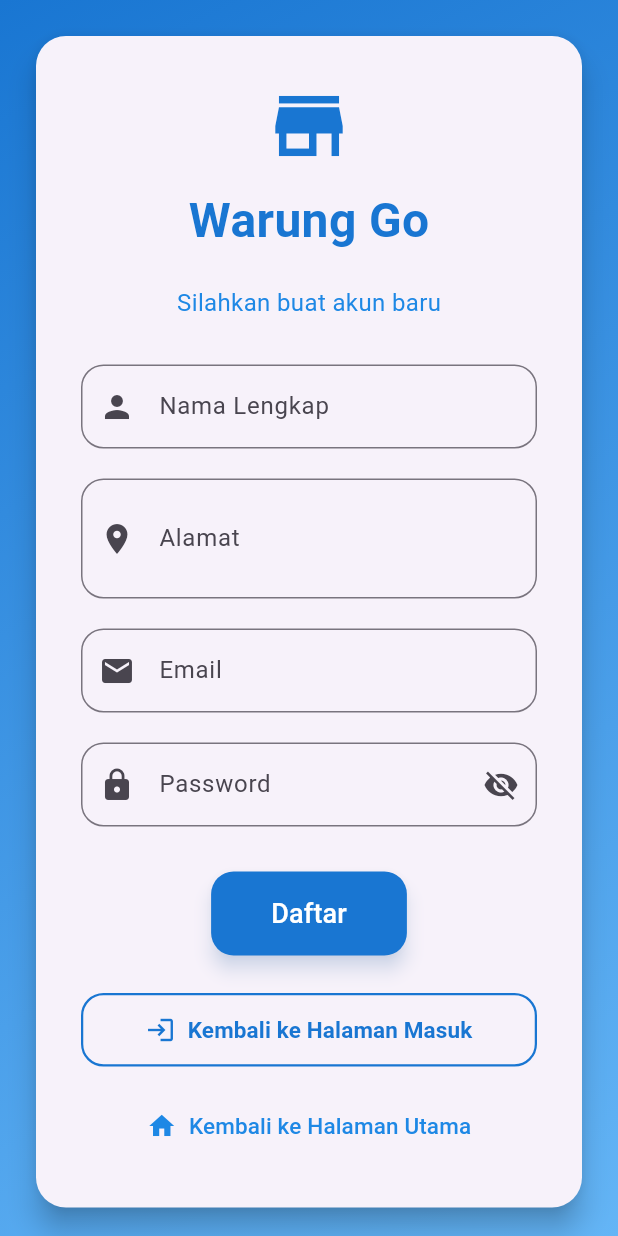
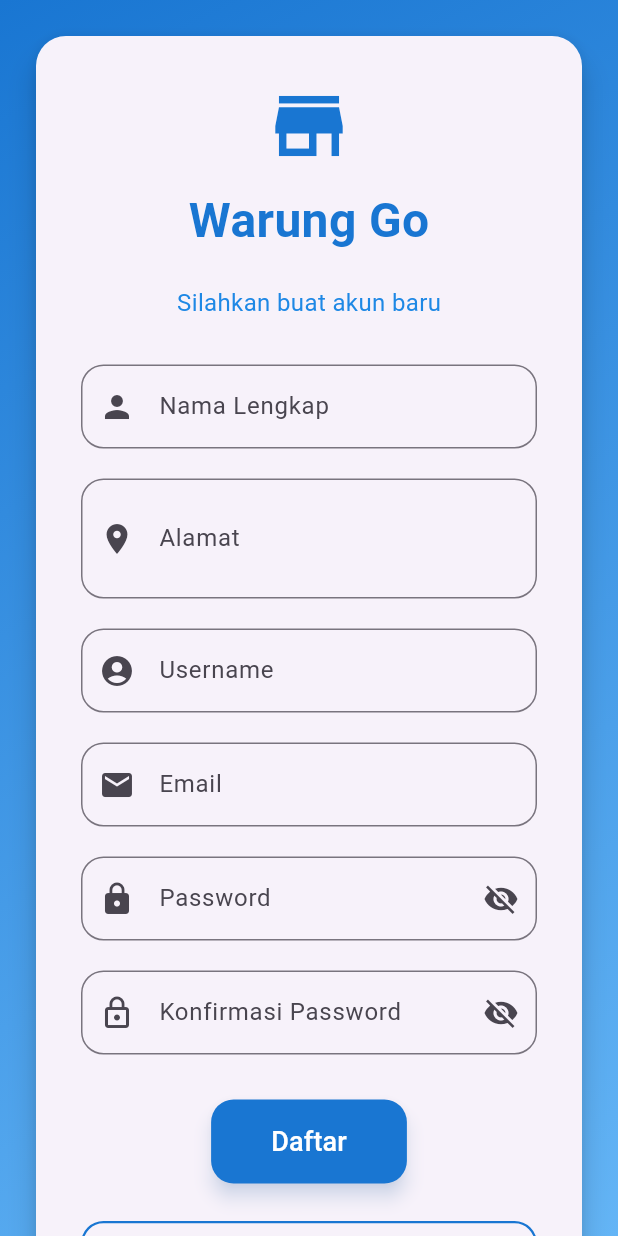
Before and after one commit to kresna12345prass/LKS_PRASSETYA_KRESNA_SMK_BAKTI_NUSANTARA_666, a Flutter app: the RegisterScreen screen opened by its route, on a phone screen of 412 x 824 dp. Run offline on Flutter 3.47's test engine with Material 3 defaults, Android fonts, the phone set to English and light mode, and no system bars; our stand-ins replace pdf, shared_preferences, sqflite; accounts and stored records are empty.

Commit message:
Update Terbaru

```diff
--- a/lib/main.dart
+++ b/lib/main.dart
@@ -13,6 +13,8 @@ void main() async {
 }
 
 class MyApp extends StatelessWidget {
+  const MyApp({super.key});
+
   @override
   Widget build(BuildContext context) {
     return MaterialApp(
--- a/lib/screens/history_screen.dart
+++ b/lib/screens/history_screen.dart
@@ -4,7 +4,7 @@ import 'main_screen.dart';
 class HistoryScreen extends StatelessWidget {
   final List<Transaction> history;
 
-  HistoryScreen({required this.history});
+  const HistoryScreen({super.key, required this.history});
 
   // Helper function to format currency with thousand separators
   String _formatCurrency(double amount) {
--- a/lib/screens/register_screen.dart
+++ b/lib/screens/register_screen.dart
@@ -3,17 +3,22 @@ import 'login_screen.dart';
 import '../database/database_helper.dart';
 
 class RegisterScreen extends StatefulWidget {
+  const RegisterScreen({super.key});
+
   @override
-  _RegisterScreenState createState() => _RegisterScreenState();
+  State<RegisterScreen> createState() => _RegisterScreenState();
 }
 
 class _RegisterScreenState extends State<RegisterScreen> {
   final _formKey = GlobalKey<FormState>();
   final _namaController = TextEditingController();
   final _alamatController = TextEditingController();
+  final _usernameController = TextEditingController();
   final _emailController = TextEditingController();
   final _passwordController = TextEditingController();
+  final _confirmPasswordController = TextEditingController();
   bool _isPasswordVisible = false;
+  bool _isConfirmPasswordVisible = false;
   bool _isLoading = false;
 
   void _register() async {
@@ -23,20 +28,24 @@ class _RegisterScreenState extends State<RegisterScreen> {
         await DatabaseHelper.instance.createUser({
           'nama': _namaController.text,
           'alamat': _alamatController.text,
-          'username': _emailController.text,
+          'username': _usernameController.text,
           'password': _passwordController.text,
           'created_at': DateTime.now().toIso8601String(),
         });
         setState(() => _isLoading = false);
+        if (mounted) {
           ScaffoldMessenger.of(context).showSnackBar(
             SnackBar(content: Text('Registrasi berhasil!')),
           );
           Navigator.pushReplacementNamed(context, '/login');
+        }
       } catch (e) {
         setState(() => _isLoading = false);
+        if (mounted) {
           ScaffoldMessenger.of(context).showSnackBar(
-          SnackBar(content: Text('Email sudah terdaftar')),
+            SnackBar(content: Text('Username sudah terdaftar')),
           );
+        }
       }
     }
   }
@@ -45,8 +54,10 @@ class _RegisterScreenState extends State<RegisterScreen> {
   void dispose() {
     _namaController.dispose();
     _alamatController.dispose();
+    _usernameController.dispose();
     _emailController.dispose();
     _passwordController.dispose();
+    _confirmPasswordController.dispose();
     super.dispose();
   }
 
@@ -133,6 +144,25 @@ class _RegisterScreenState extends State<RegisterScreen> {
                           ),
                           SizedBox(height: 20),
                           TextFormField(
+                            controller: _usernameController,
+                            decoration: InputDecoration(
+                              labelText: "Username",
+                              border: OutlineInputBorder(
+                                borderRadius: BorderRadius.circular(15),
+                              ),
+                              prefixIcon: Icon(Icons.account_circle),
+                            ),
+                            validator: (value) {
+                              if (value == null || value.isEmpty) {
+                                return "Masukkan username";
+                              } else if (value.length < 4) {
+                                return "Username minimal 4 karakter";
+                              }
+                              return null;
+                            },
+                          ),
+                          SizedBox(height: 20),
+                          TextFormField(
                             controller: _emailController,
                             keyboardType: TextInputType.emailAddress, // Tambahkan ini untuk keyboard email
                             decoration: InputDecoration(
@@ -184,6 +214,37 @@ class _RegisterScreenState extends State<RegisterScreen> {
                               return null;
                             },
                           ),
+                          SizedBox(height: 20),
+                          TextFormField(
+                            controller: _confirmPasswordController,
+                            obscureText: !_isConfirmPasswordVisible,
+                            decoration: InputDecoration(
+                              labelText: "Konfirmasi Password",
+                              border: OutlineInputBorder(
+                                borderRadius: BorderRadius.circular(15),
+                              ),
+                              prefixIcon: Icon(Icons.lock_outline),
+                              suffixIcon: IconButton(
+                                icon: Icon(
+                                  _isConfirmPasswordVisible
+                                      ? Icons.visibility
+                                      : Icons.visibility_off,
+                                ),
+                                onPressed: () {
+                                  setState(() =>
+                                      _isConfirmPasswordVisible = !_isConfirmPasswordVisible);
+                                },
+                              ),
+                            ),
+                            validator: (value) {
+                              if (value == null || value.isEmpty) {
+                                return "Masukkan konfirmasi password";
+                              } else if (value != _passwordController.text) {
+                                return "Password tidak cocok";
+                              }
+                              return null;
+                            },
+                          ),
                         ],
                       ),
                     ),
@@ -216,7 +277,7 @@ class _RegisterScreenState extends State<RegisterScreen> {
                           ),
                     SizedBox(height: 25),
                     // Tombol Kembali ke Login (Dipercantik)
-                    Container(
+                    SizedBox(
                       width: double.infinity,
                       child: OutlinedButton.icon(
                         onPressed: () => Navigator.pushReplacement(
@@ -247,7 +308,7 @@ class _RegisterScreenState extends State<RegisterScreen> {
                     ),
                     SizedBox(height: 15),
                     // Tombol Kembali ke Halaman Utama (Dipercantik)
-                    Container(
+                    SizedBox(
                       width: double.infinity,
                       child: TextButton.icon(
                         onPressed: () =>
--- a/lib/screens/welcome_screen.dart
+++ b/lib/screens/welcome_screen.dart
@@ -2,6 +2,8 @@ import 'dart:math';
 import 'package:flutter/material.dart';
 
 class WelcomeScreen extends StatelessWidget {
+  const WelcomeScreen({super.key});
+
   @override
   Widget build(BuildContext context) {
     return Scaffold(
@@ -198,7 +200,7 @@ class _AnimatedTextContent extends StatelessWidget {
 class _AuthButtons extends StatelessWidget {
   final BuildContext context;
 
-  _AuthButtons(this.context);
+  const _AuthButtons(this.context);
 
   @override
   Widget build(BuildContext context) {
--- a/lib/widgets/custom_bottom_navigation_bar.dart
+++ b/lib/widgets/custom_bottom_navigation_bar.dart
@@ -4,7 +4,7 @@ class CustomBottomNavigationBar extends StatelessWidget {
   final int currentIndex;
   final Function(int) onTap;
 
-  CustomBottomNavigationBar({required this.currentIndex, required this.onTap});
+  const CustomBottomNavigationBar({super.key, required this.currentIndex, required this.onTap});
 
   @override
   Widget build(BuildContext context) {
--- a/lib/widgets/product_card.dart
+++ b/lib/widgets/product_card.dart
@@ -8,13 +8,13 @@ class ProductCard extends StatelessWidget {
   final VoidCallback onTap;
 
   const ProductCard({
+    super.key,
     required this.productName,
     required this.productImage,
     required this.productPrice,
     this.productCategory,
     required this.onTap,
-    Key? key,
-  }) : super(key: key);
+  });
 
   @override
   Widget build(BuildContext context) {
--- a/pubspec.yaml
+++ b/pubspec.yaml
@@ -35,6 +35,8 @@ dependencies:
   path_provider: ^2.1.1
   fluttertoast: ^8.2.2
   flutter_launcher_icons: ^0.14.4
+  shared_preferences: ^2.2.2
+  pdf: ^3.10.0
   # The following adds the Cupertino Icons font to your application.
   # Use with the CupertinoIcons class for iOS style icons.
   cupertino_icons: ^1.0.8
```
Also changed, not shown: lib/database/database_helper.dart (+17 -3 lines), lib/screens/home_screen.dart (+4 -3 lines), lib/screens/login_screen.dart (+18 -6 lines), lib/screens/main_screen.dart (+17 -8 lines), lib/screens/order_screen.dart (+39 -10 lines), lib/screens/settings_screen.dart (+16 -5 lines), lib/screens/splash_screen.dart (+6 -2 lines), lib/utils/pdf_helper.dart (added, +210 -0 lines), pubspec.lock, 2 other files. Lines whose indentation alone changed are shown as unchanged.
